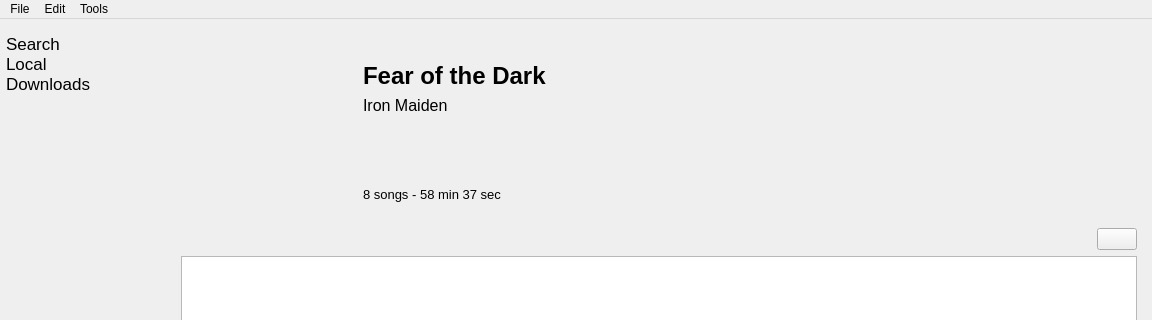
First picture: the form in res/ui/mainwindow.ui, repository Docheinstein/music-dragon, before the edit; both pictures show x 0 to 1152 and y 0 to 320 of the 1152 by 693 pixel window.
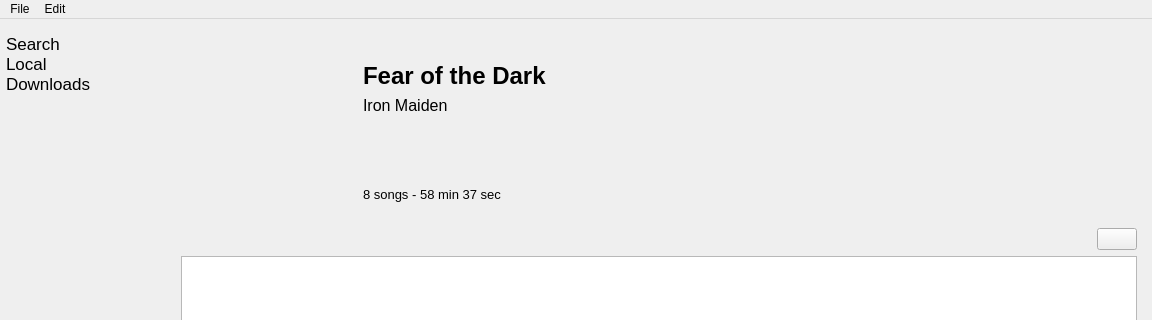
Second picture: the form after the edit. Icons and pictures are not drawn. Custom widgets are drawn as their Qt base class.

```diff
--- a/res/ui/mainwindow.ui
+++ b/res/ui/mainwindow.ui
@@ -1882,14 +1882,8 @@
     </property>
     <addaction name="actionPreferences"/>
    </widget>
-   <widget class="QMenu" name="menuTools">
-    <property name="title">
-     <string>Tools</string>
-    </property>
-   </widget>
    <addaction name="menuFile"/>
    <addaction name="menuEdit"/>
-   <addaction name="menuTools"/>
   </widget>
   <action name="actionPreferences">
    <property name="text">
```
